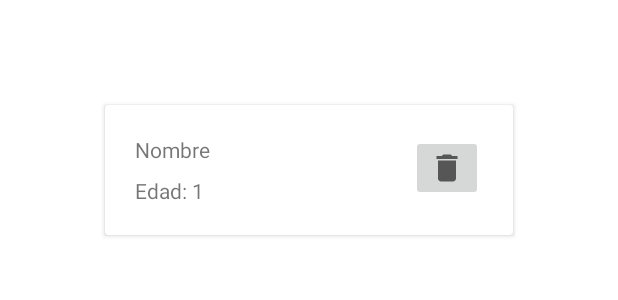
After one commit to diegodagm05/PresionArterial_androidAPP, an Android app: the layout item_patient.xml on its own in the app's theme, with its tools: preview values and no code run, on a phone screen of 412 x 824 dp. The commit adds this screen. Shown: the top 300 px of the screen. Run offline under Robolectric (Android 15) with nearby library versions, the phone set to English and light mode, and no system bars.

Commit message:
Agregado Recycler View para mostrar los pacientes en DoctorFragment

```diff
--- /dev/null
+++ b/app/src/main/res/drawable/ic_baseline_delete_24.xml
@@ -0,0 +1,10 @@
+<vector xmlns:android="http://schemas.android.com/apk/res/android"
+    android:width="24dp"
+    android:height="24dp"
+    android:viewportWidth="24"
+    android:viewportHeight="24"
+    android:tint="?attr/colorControlNormal">
+  <path
+      android:fillColor="@android:color/white"
+      android:pathData="M6,19c0,1.1 0.9,2 2,2h8c1.1,0 2,-0.9 2,-2V7H6v12zM19,4h-3.5l-1,-1h-5l-1,1H5v2h14V4z"/>
+</vector>
--- /dev/null
+++ b/app/src/main/res/layout/item_patient.xml
@@ -0,0 +1,57 @@
+<?xml version="1.0" encoding="utf-8"?>
+<androidx.cardview.widget.CardView xmlns:android="http://schemas.android.com/apk/res/android"
+    xmlns:app="http://schemas.android.com/apk/res-auto"
+    xmlns:tools="http://schemas.android.com/tools"
+    android:id="@+id/cardview_patient"
+    android:layout_width="match_parent"
+    android:layout_height="wrap_content"
+    android:layout_margin="70dp">
+
+    <androidx.constraintlayout.widget.ConstraintLayout
+        android:layout_width="match_parent"
+        android:layout_height="wrap_content"
+        android:padding="20dp">
+
+        <TextView
+            android:id="@+id/textViewPatientName"
+            android:layout_width="wrap_content"
+            android:layout_height="wrap_content"
+            android:text="@string/string_nombre"
+            app:layout_constraintBottom_toTopOf="@id/age_number_patient"
+            app:layout_constraintStart_toStartOf="@+id/age_title_patient"
+            app:layout_constraintTop_toTopOf="parent" />
+
+        <TextView
+            android:id="@+id/age_title_patient"
+            android:layout_width="wrap_content"
+            android:layout_height="wrap_content"
+            android:layout_marginTop="8dp"
+            android:text="Edad: "
+            app:layout_constraintEnd_toEndOf="@+id/textViewPatientName"
+            app:layout_constraintEnd_toStartOf="@id/age_number_patient"
+            app:layout_constraintHorizontal_chainStyle="packed"
+            app:layout_constraintTop_toBottomOf="@+id/textViewPatientName" />
+
+        <TextView
+            android:id="@+id/age_number_patient"
+            android:layout_width="wrap_content"
+            android:layout_height="wrap_content"
+            android:layout_marginTop="8dp"
+            android:text="1"
+            app:layout_constraintEnd_toEndOf="@+id/age_title_patient"
+            app:layout_constraintTop_toBottomOf="@+id/textViewPatientName" />
+
+        <ImageButton
+            android:id="@+id/btn_deletePatient"
+            android:layout_width="wrap_content"
+            android:layout_height="wrap_content"
+            android:src="@drawable/ic_baseline_delete_24"
+            app:layout_constraintBottom_toBottomOf="parent"
+            app:layout_constraintEnd_toEndOf="parent"
+            app:layout_constraintTop_toTopOf="parent"
+            app:layout_constraintVertical_bias="0.0" />
+
+
+    </androidx.constraintlayout.widget.ConstraintLayout>
+
+</androidx.cardview.widget.CardView>
```
Also changed, not shown: app/src/main/java/com/delnortedevs/pappcontrol/AdapterPatient.kt (added, +33 -0 lines), app/src/main/java/com/delnortedevs/pappcontrol/HomeDoctorFragment.kt (+13 -1 lines), app/src/main/java/com/delnortedevs/pappcontrol/Patient.kt (added, +9 -0 lines), app/src/main/res/layout/fragment_home_doctor.xml (+9 -0 lines), app/src/main/res/values/strings.xml (+7 -0 lines).
